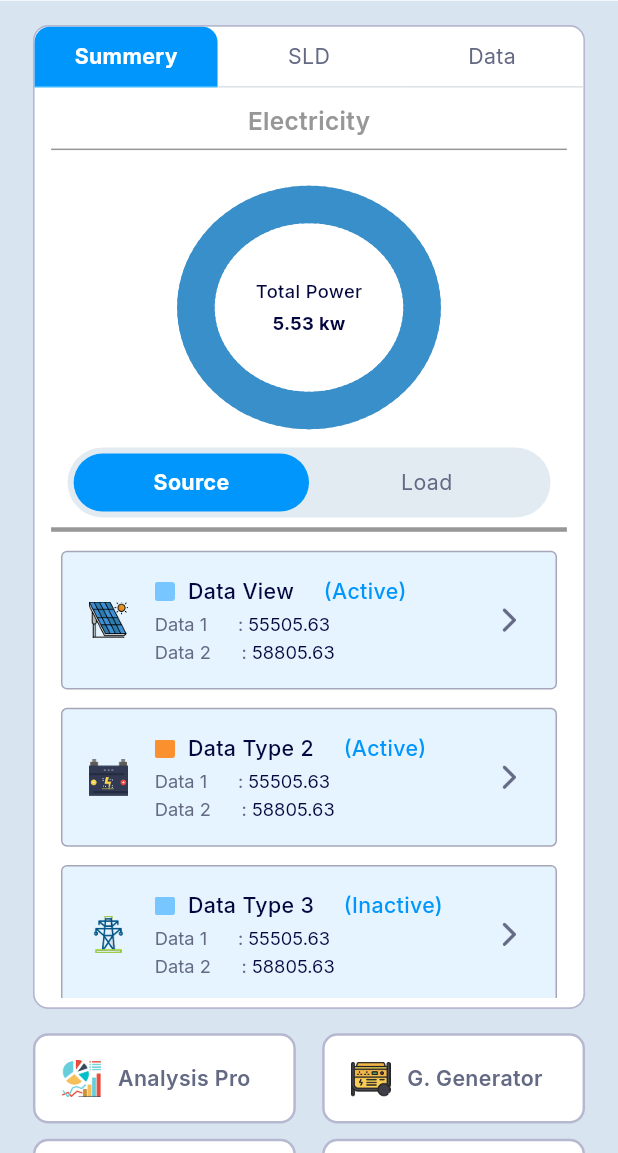
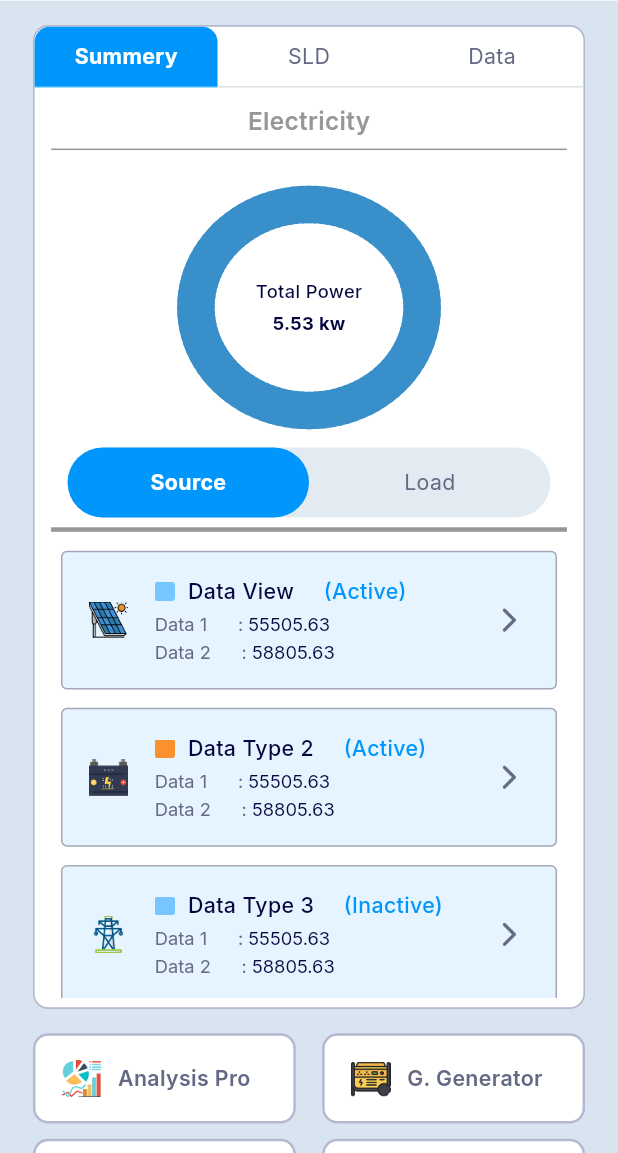
Before and after one commit to flutterdevrabby/scubeTask, a Flutter app: the ScmScreen screen opened by its route, on a phone screen of 412 x 824 dp, the part 83-1236 px from its top. Run offline on Flutter 3.47's test engine with Material 3 defaults, Android fonts, the phone set to English and light mode, and no system bars; drawn by our look-alikes of step_progress_indicator; our stand-ins replace flutter_screenutil, flutter_staggered_animations, flutter_svg, go_router, google_fonts, syncfusion_flutter_gauges.

Commit message:
fixed scm screen centeer tab

```diff
--- a/lib/features/scm/widgets/center_tabbar/center_tabbar.dart
+++ b/lib/features/scm/widgets/center_tabbar/center_tabbar.dart
@@ -19,7 +19,6 @@ class CenterTabbar extends StatelessWidget {
             color: const Color(0xFFE2EBF1),
             borderRadius: BorderRadius.circular(30.r),
           ),
-          padding: EdgeInsets.all(4.r),
           child: Row(
             children: List.generate(scmProvider.tabList2.length, (index) {
               final bool isSelected = scmProvider.selectedTab2Index == index;
```
